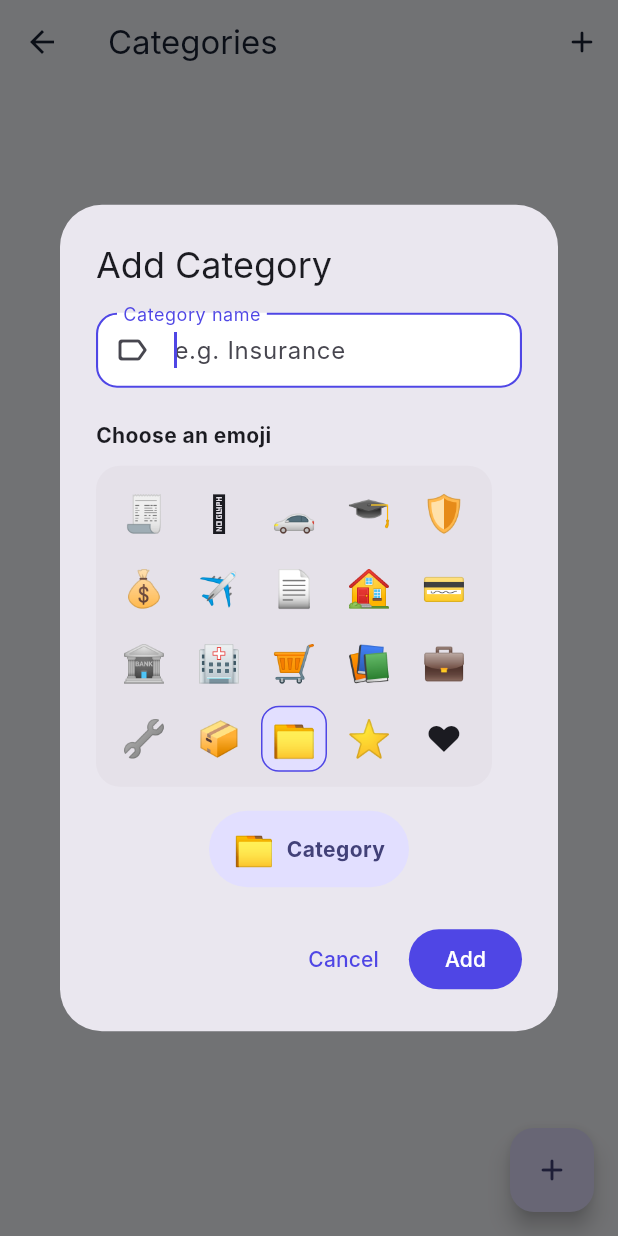
After one commit to subina-khader/pocketdocs, a Flutter app: the CategoryManagementScreen screen opened directly, after a tap on "Add Category", on a phone screen of 412 x 824 dp. The commit adds this screen. Run offline on Flutter 3.47's test engine with Material 3 defaults, Android fonts, the phone set to English and light mode, and no system bars; our stand-ins replace file_picker, flutter_image_compress, image_picker, share_plus, shared_preferences, sqflite; missing offline and left inert: file_saver, syncfusion_flutter_pdfviewer; accounts and stored records are empty; Roboto replaces fonts that are missing (Inter).

Commit message:
this has errors

```diff
--- a/lib/core/constants/database_constants.dart
+++ b/lib/core/constants/database_constants.dart
@@ -8,7 +8,7 @@ DatabaseConstants._();
 
 static const String databaseName = 'pocket_docs.db';
 
-static const int databaseVersion = 3;
+static const int databaseVersion = 4;
 
 // -------------------------
 // DOCUMENTS
@@ -45,7 +45,7 @@ static const String folderCreatedAt = 'created_at';
 // -------------------------
 
 static const String categoriesTable = 'categories';
-
+static const String categoryEmoji = 'emoji';
 static const String categoryTableId = 'id';
 static const String categoryName = 'name';
 static const String categoryCreatedAt = 'created_at';
--- a/lib/data/database/database_helper.dart
+++ b/lib/data/database/database_helper.dart
@@ -60,7 +60,7 @@ class DatabaseHelper {
 
         ${DatabaseConstants.categoryName}
             TEXT NOT NULL UNIQUE,
-
+        ${DatabaseConstants.categoryEmoji} TEXT NOT NULL,
         ${DatabaseConstants.categoryCreatedAt}
             TEXT NOT NULL
       )
--- a/lib/data/models/category_model.dart
+++ b/lib/data/models/category_model.dart
@@ -5,6 +5,7 @@ class CategoryModel extends Category {
   const CategoryModel({
     super.id,
     required super.name,
+    required super.emoji,
     required super.createdAt,
   });
 
@@ -12,6 +13,7 @@ class CategoryModel extends Category {
     return CategoryModel(
       id: category.id,
       name: category.name,
+      emoji: category.emoji,
       createdAt: category.createdAt,
     );
   }
@@ -20,6 +22,7 @@ class CategoryModel extends Category {
     return CategoryModel(
       id: map[DatabaseConstants.categoryTableId] as int?,
       name: map[DatabaseConstants.categoryName] as String,
+      emoji: map[DatabaseConstants.categoryEmoji] as String,
       createdAt: DateTime.parse(
         map[DatabaseConstants.categoryCreatedAt] as String,
       ),
@@ -30,6 +33,7 @@ class CategoryModel extends Category {
     return {
       if (id != null) DatabaseConstants.categoryTableId: id,
       DatabaseConstants.categoryName: name,
+      DatabaseConstants.categoryEmoji: emoji,
       DatabaseConstants.categoryCreatedAt: createdAt.toIso8601String(),
     };
   }
--- a/lib/domain/entities/category.dart
+++ b/lib/domain/entities/category.dart
@@ -1,22 +1,26 @@
 class Category {
   final int? id;
   final String name;
+  final String emoji;
   final DateTime createdAt;
 
   const Category({
     this.id,
     required this.name,
+    required this.emoji,
     required this.createdAt,
   });
 
   Category copyWith({
     int? id,
     String? name,
+    String? emoji,
     DateTime? createdAt,
   }) {
     return Category(
       id: id ?? this.id,
       name: name ?? this.name,
+      emoji: emoji ?? this.emoji,
       createdAt: createdAt ?? this.createdAt,
     );
   }
--- a/lib/presentation/features/documents/providers/document_provider.dart
+++ b/lib/presentation/features/documents/providers/document_provider.dart
@@ -321,7 +321,8 @@ class DocumentProvider extends ChangeNotifier {
     }
   }
 
-  Future<bool> addCategory(String name) async {
+  Future<bool> addCategory(String name,
+      String emoji,) async {
     final trimmedName = name.trim();
 
     if (trimmedName.isEmpty) {
@@ -331,6 +332,7 @@ class DocumentProvider extends ChangeNotifier {
     try {
       final category = category_entity.Category(
         name: trimmedName,
+        emoji: emoji,
         createdAt: DateTime.now(),
       );
       final savedCategory = await categoryRepository.addCategory(category);
@@ -346,7 +348,7 @@ class DocumentProvider extends ChangeNotifier {
     }
   }
 
-  Future<bool> renameCategory(int id, String name) async {
+  Future<bool> renameCategory(int id, String name, String emoji,) async {
     final trimmedName = name.trim();
 
     if (trimmedName.isEmpty) {
@@ -358,7 +360,7 @@ class DocumentProvider extends ChangeNotifier {
         (category) => category.id == id,
       );
 
-      final updatedCategory = oldCategory.copyWith(name: trimmedName);
+      final updatedCategory = oldCategory.copyWith(name: trimmedName, emoji: emoji,);
 
       await categoryRepository.updateCategory(updatedCategory);
 
--- /dev/null
+++ b/lib/presentation/features/documents/screens/category_management_screen.dart
@@ -0,0 +1,478 @@
+import 'package:flutter/material.dart';
+import 'package:provider/provider.dart';
+
+import '../providers/document_provider.dart';
+import '../../../../domain/entities/category.dart';
+
+class CategoryManagementScreen extends StatelessWidget {
+  const CategoryManagementScreen({super.key});
+
+  @override
+  Widget build(BuildContext context) {
+    final provider = context.watch<DocumentProvider>();
+
+    return Scaffold(
+      appBar: AppBar(
+        title: const Text('Categories'),
+        actions: [
+          IconButton(
+            tooltip: 'Add category',
+            icon: const Icon(Icons.add_rounded),
+            onPressed: () {
+              _showCategoryDialog(context);
+            },
+          ),
+        ],
+      ),
+      body: provider.categories.isEmpty
+          ? _EmptyCategories(
+              onAdd: () {
+                _showCategoryDialog(context);
+              },
+            )
+          : ListView.separated(
+              padding: const EdgeInsets.fromLTRB(16, 12, 16, 30),
+              itemCount: provider.categories.length,
+              separatorBuilder: (_, __) => const SizedBox(height: 10),
+              itemBuilder: (context, index) {
+                final category = provider.categories[index];
+
+                return _CategoryTile(
+                  category: category,
+                  onEdit: () {
+                    _showCategoryDialog(context, category: category);
+                  },
+                  onDelete: () {
+                    _deleteCategory(context, category);
+                  },
+                );
+              },
+            ),
+      floatingActionButton: FloatingActionButton(
+        onPressed: () {
+          _showCategoryDialog(context);
+        },
+        child: const Icon(Icons.add_rounded),
+      ),
+    );
+  }
+
+  // ------------------------------------------------------------
+  // ADD / EDIT CATEGORY
+  // ------------------------------------------------------------
+
+  Future<void> _showCategoryDialog(
+    BuildContext context, {
+    Category? category,
+  }) async {
+    final isEditing = category != null;
+
+    final nameController = TextEditingController(text: category?.name ?? '');
+
+    String selectedEmoji = category?.emoji ?? '📁';
+
+    final provider = context.read<DocumentProvider>();
+
+    await showDialog<void>(
+      context: context,
+      builder: (dialogContext) {
+        return StatefulBuilder(
+          builder: (context, setState) {
+            return AlertDialog(
+              title: Text(isEditing ? 'Edit Category' : 'Add Category'),
+              content: SingleChildScrollView(
+                child: Column(
+                  mainAxisSize: MainAxisSize.min,
+                  crossAxisAlignment: CrossAxisAlignment.start,
+                  children: [
+                    // ------------------------------------------------
+                    // CATEGORY NAME
+                    // ------------------------------------------------
+
+                    TextField(
+                      controller: nameController,
+                      autofocus: true,
+                      textCapitalization: TextCapitalization.words,
+                      decoration: InputDecoration(
+                        labelText: 'Category name',
+                        hintText: 'e.g. Insurance',
+                        prefixIcon: const Icon(Icons.label_outline_rounded),
+                        border: OutlineInputBorder(
+                          borderRadius: BorderRadius.circular(14),
+                        ),
+                      ),
+                    ),
+
+                    const SizedBox(height: 22),
+
+                    // ------------------------------------------------
+                    // EMOJI
+                    // ------------------------------------------------
+                    const Text(
+                      'Choose an emoji',
+                      style: TextStyle(
+                        fontWeight: FontWeight.w700,
+                        fontSize: 14,
+                      ),
+                    ),
+
+                    const SizedBox(height: 10),
+
+                    Container(
+                      padding: const EdgeInsets.all(10),
+                      decoration: BoxDecoration(
+                        color: Theme.of(
+                          context,
+                        ).colorScheme.surfaceContainerHighest,
+                        borderRadius: BorderRadius.circular(16),
+                      ),
+                      child: Wrap(
+                        spacing: 6,
+                        runSpacing: 6,
+                        children: _categoryEmojis.map((emoji) {
+                          final isSelected = selectedEmoji == emoji;
+
+                          return InkWell(
+                            onTap: () {
+                              setState(() {
+                                selectedEmoji = emoji;
+                              });
+                            },
+                            borderRadius: BorderRadius.circular(12),
+                            child: AnimatedContainer(
+                              duration: const Duration(milliseconds: 150),
+                              width: 44,
+                              height: 44,
+                              alignment: Alignment.center,
+                              decoration: BoxDecoration(
+                                color: isSelected
+                                    ? Theme.of(
+                                        context,
+                                      ).colorScheme.primaryContainer
+                                    : Colors.transparent,
+                                borderRadius: BorderRadius.circular(12),
+                                border: isSelected
+                                    ? Border.all(
+                                        color: Theme.of(
+                                          context,
+                                        ).colorScheme.primary,
+                                      )
+                                    : null,
+                              ),
+                              child: Text(
+                                emoji,
+                                style: const TextStyle(fontSize: 24),
+                              ),
+                            ),
+                          );
+                        }).toList(),
+                      ),
+                    ),
+
+                    const SizedBox(height: 16),
+
+                    // ------------------------------------------------
+                    // PREVIEW
+                    // ------------------------------------------------
+                    Center(
+                      child: Container(
+                        padding: const EdgeInsets.symmetric(
+                          horizontal: 16,
+                          vertical: 10,
+                        ),
+                        decoration: BoxDecoration(
+                          color: Theme.of(context).colorScheme.primaryContainer,
+                          borderRadius: BorderRadius.circular(30),
+                        ),
+                        child: Row(
+                          mainAxisSize: MainAxisSize.min,
+                          children: [
+                            Text(
+                              selectedEmoji,
+                              style: const TextStyle(fontSize: 22),
+                            ),
+                            const SizedBox(width: 8),
+                            Text(
+                              nameController.text.trim().isEmpty
+                                  ? 'Category'
+                                  : nameController.text.trim(),
+                              style: TextStyle(
+                                color: Theme.of(
+                                  context,
+                                ).colorScheme.onPrimaryContainer,
+                                fontWeight: FontWeight.w700,
+                              ),
+                            ),
+                          ],
+                        ),
+                      ),
+                    ),
+                  ],
+                ),
+              ),
+              actions: [
+                TextButton(
+                  onPressed: () {
+                    Navigator.pop(dialogContext);
+                  },
+                  child: const Text('Cancel'),
+                ),
+                FilledButton(
+                  onPressed: () async {
+                    final name = nameController.text.trim();
+
+                    if (name.isEmpty) {
+                      ScaffoldMessenger.of(context).showSnackBar(
+                        const SnackBar(
+                          content: Text('Please enter a category name.'),
+                        ),
+                      );
+                      return;
+                    }
+
+                    bool success;
+
+                    if (isEditing) {
+                      success = await provider.renameCategory(
+                        category.id!,
+                        name,
+                        selectedEmoji,
+                      );
+                    } else {
+                      success = await provider.addCategory(name, selectedEmoji);
+                    }
+
+                    if (!dialogContext.mounted) {
+                      return;
+                    }
+
+                    if (success) {
+                      Navigator.pop(dialogContext);
+                    }
+                  },
+                  child: Text(isEditing ? 'Save' : 'Add'),
+                ),
+              ],
+            );
+          },
+        );
+      },
+    );
+
+    nameController.dispose();
+  }
+
+  // ------------------------------------------------------------
+  // DELETE CATEGORY
+  // ------------------------------------------------------------
+
+  Future<void> _deleteCategory(BuildContext context, Category category) async {
+    final provider = context.read<DocumentProvider>();
+
+    final confirmed = await showDialog<bool>(
+      context: context,
+      builder: (dialogContext) {
+        return AlertDialog(
+          title: const Text('Delete category?'),
+          content: Text(
+            'Delete "${category.name}"?\n\n'
+            'Documents in this category will not be deleted. '
+            'They will simply become uncategorized.',
+          ),
+          actions: [
+            TextButton(
+              onPressed: () {
+                Navigator.pop(dialogContext, false);
+              },
+              child: const Text('Cancel'),
+            ),
+            FilledButton(
+              style: FilledButton.styleFrom(
+                backgroundColor: Theme.of(context).colorScheme.error,
+                foregroundColor: Colors.white,
+              ),
+              onPressed: () {
+                Navigator.pop(dialogContext, true);
+              },
+              child: const Text('Delete'),
+            ),
+          ],
+        );
+      },
+    );
+
+    if (confirmed != true) {
+      return;
+    }
+
+    final success = await provider.deleteCategory(category.id!);
+
+    if (!context.mounted) {
+      return;
+    }
+
+    if (!success) {
+      ScaffoldMessenger.of(context).showSnackBar(
+        const SnackBar(content: Text('Unable to delete category.')),
+      );
+    }
+  }
+}
+
+// ============================================================
+// CATEGORY TILE
+// ============================================================
+
+class _CategoryTile extends StatelessWidget {
+  final Category category;
+  final VoidCallback onEdit;
+  final VoidCallback onDelete;
+
+  const _CategoryTile({
+    required this.category,
+    required this.onEdit,
+    required this.onDelete,
+  });
+
+  @override
+  Widget build(BuildContext context) {
+    return Card(
+      margin: EdgeInsets.zero,
+      elevation: 0,
+      child: Padding(
+        padding: const EdgeInsets.symmetric(horizontal: 14, vertical: 10),
+        child: Row(
+          children: [
+            // ------------------------------------------------
+            // EMOJI
+            // ------------------------------------------------
+
+            Container(
+              width: 48,
+              height: 48,
+              alignment: Alignment.center,
+              decoration: BoxDecoration(
+                color: Theme.of(context).colorScheme.primaryContainer,
+                borderRadius: BorderRadius.circular(14),
+              ),
+              child: Text(category.emoji, style: const TextStyle(fontSize: 25)),
+            ),
+
+            const SizedBox(width: 14),
+
+            // ------------------------------------------------
+            // NAME
+            // ------------------------------------------------
+            Expanded(
+              child: Text(
+                category.name,
+                style: const TextStyle(
+                  fontSize: 15,
+                  fontWeight: FontWeight.w700,
+                ),
+              ),
+            ),
+
+            // ------------------------------------------------
+            // EDIT
+            // ------------------------------------------------
+            IconButton(
+              tooltip: 'Edit',
+              onPressed: onEdit,
+              icon: const Icon(Icons.edit_outlined, size: 20),
+            ),
+
+            // ------------------------------------------------
+            // DELETE
+            // ------------------------------------------------
+            IconButton(
+              tooltip: 'Delete',
+              onPressed: onDelete,
+              icon: Icon(
+                Icons.delete_outline_rounded,
+                size: 20,
+                color: Theme.of(context).colorScheme.error,
+              ),
+            ),
+          ],
+        ),
+      ),
+    );
+  }
+}
+
+// ============================================================
+// EMPTY STATE
+// ============================================================
+
+class _EmptyCategories extends StatelessWidget {
+  final VoidCallback onAdd;
+
+  const _EmptyCategories({required this.onAdd});
+
+  @override
+  Widget build(BuildContext context) {
+    return Center(
+      child: Padding(
+        padding: const EdgeInsets.all(30),
+        child: Column(
+          mainAxisSize: MainAxisSize.min,
+          children: [
+            Icon(
+              Icons.category_outlined,
+              size: 52,
+              color: Theme.of(context).colorScheme.primary,
+            ),
+            const SizedBox(height: 14),
+            const Text(
+              'No categories yet',
+              style: TextStyle(fontSize: 17, fontWeight: FontWeight.w700),
+            ),
+            const SizedBox(height: 6),
+            Text(
+              'Create categories to organize your documents.',
+              textAlign: TextAlign.center,
+              style: TextStyle(
+                color: Theme.of(context).colorScheme.onSurfaceVariant,
+                fontSize: 13,
+              ),
+            ),
+            const SizedBox(height: 18),
+            FilledButton.icon(
+              onPressed: onAdd,
+              icon: const Icon(Icons.add_rounded),
+              label: const Text('Add Category'),
+            ),
+          ],
+        ),
+      ),
+    );
+  }
+}
+
+// ============================================================
+// EMOJI OPTIONS
+// ============================================================
+
+const List<String> _categoryEmojis = [
+  '🧾',
+  '🪪',
+  '🚗',
+  '🎓',
+  '🛡️',
+  '💰',
+  '✈️',
+  '📄',
+  '🏠',
+  '💳',
+  '🏦',
+  '🏥',
+  '🛒',
+  '📚',
+  '💼',
+  '🔧',
+  '📦',
+  '📁',
+  '⭐',
+  '❤️',
+];
```
Also changed, not shown: lib/presentation/features/documents/screens/home_screen.dart (+35 -0 lines).
